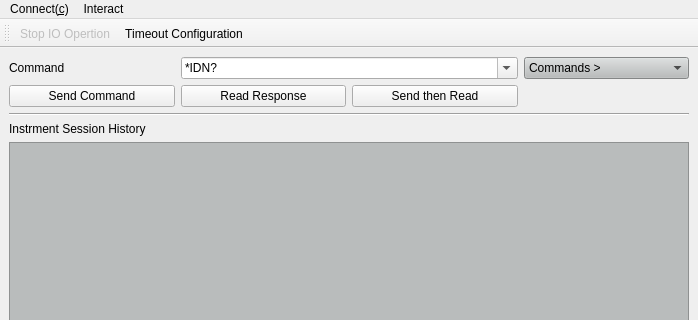
Before: the Qt Designer form instrument_IO/ui/mainwindow.ui in madmadcat/QtCookBook_Demo, drawn with Qt 5; both pictures show x 0 to 698 and y 0 to 320 of the 698 by 576 pixel window.
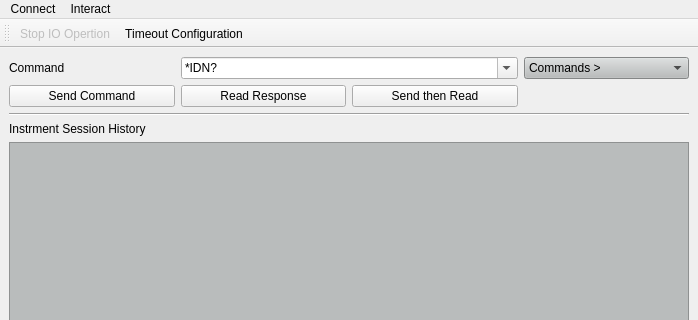
After: the same form once the commit is applied. Icons and pictures are not drawn.

Commit message: make GUI adjustment in windows environment

The edit to the form file:
```diff
--- a/instrument_IO/ui/mainwindow.ui
+++ b/instrument_IO/ui/mainwindow.ui
@@ -173,12 +173,12 @@
      <x>0</x>
      <y>0</y>
      <width>698</width>
-     <height>24</height>
+     <height>23</height>
     </rect>
    </property>
    <widget class="QMenu" name="menuConnect">
     <property name="title">
-     <string>Connect(&amp;c)</string>
+     <string>Connect</string>
     </property>
     <addaction name="actionConnect"/>
     <addaction name="actionDisconnect"/>
```
Left out of the diff: 8 changed lines with no effect on the pictures. The commit also changes 2 other files.
